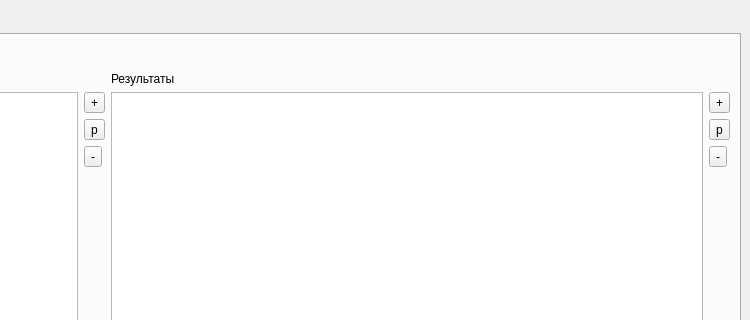
First picture: the form in desktop/mainwindow.ui, repository rainovskyqt/PhysFit, before the edit; both pictures show x 198 to 948 and y 0 to 320 of the 948 by 604 pixel window.
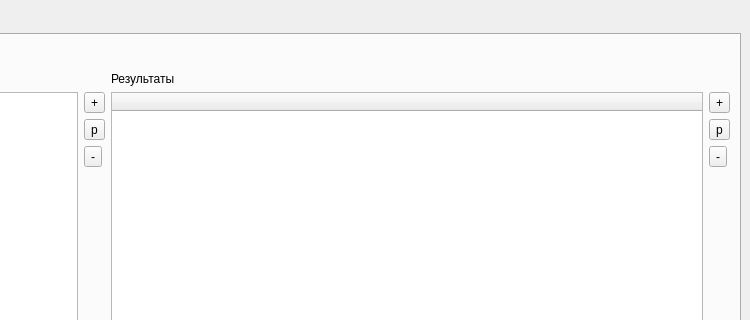
Second picture: the form after the edit. The open tabs and pages were chosen to show the change. Icons and pictures are not drawn.

The edit to the form file:
```diff
--- a/desktop/mainwindow.ui
+++ b/desktop/mainwindow.ui
@@ -134,7 +134,19 @@
             <item>
              <layout class="QHBoxLayout" name="horizontalLayout_7">
               <item>
-               <widget class="QTableWidget" name="tableWidget"/>
+               <widget class="QTableWidget" name="tw_results">
+                <property name="editTriggers">
+                 <set>QAbstractItemView::NoEditTriggers</set>
+                </property>
+                <attribute name="horizontalHeaderStretchLastSection">
+                 <bool>true</bool>
+                </attribute>
+                <column>
+                 <property name="text">
+                  <string/>
+                 </property>
+                </column>
+               </widget>
               </item>
               <item>
                <layout class="QVBoxLayout" name="verticalLayout_11">
```
Left out of the diff: 10 changed lines with no effect on the pictures.
